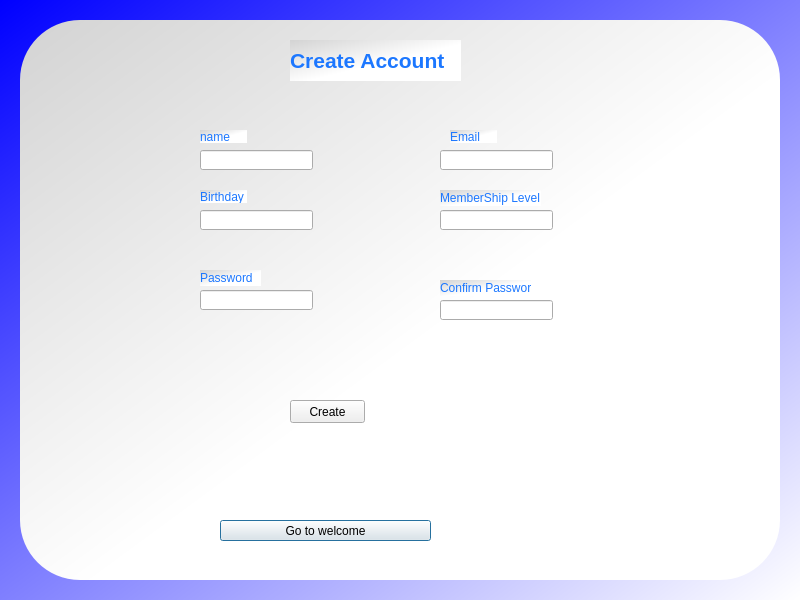
The window that info_silo/UI/create_account.ui (austinschaaf1/455_final) describes before a commit, drawn with Qt 5.
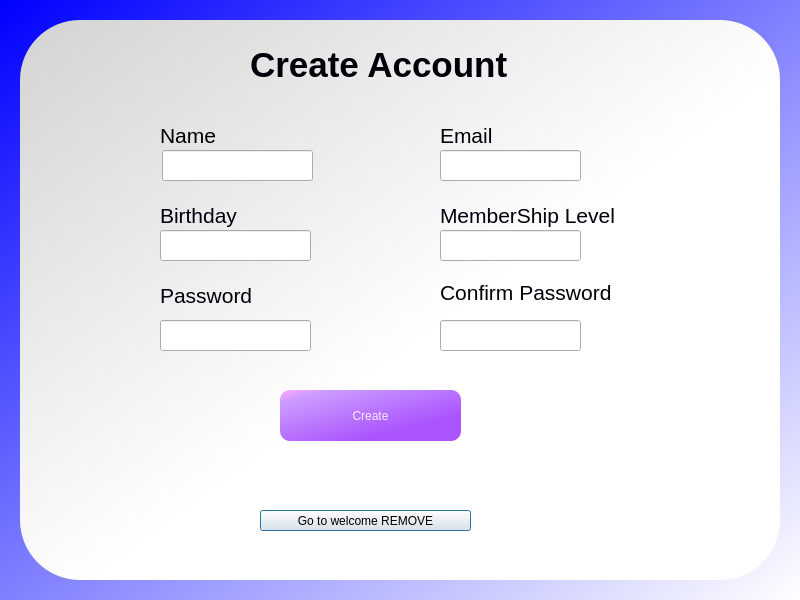
The same window after the commit.

```diff
--- a/info_silo/UI/create_account.ui
+++ b/info_silo/UI/create_account.ui
@@ -89,25 +89,28 @@
         <widget class="QPushButton" name="welcomeButton">
          <property name="geometry">
           <rect>
-           <x>200</x>
-           <y>500</y>
+           <x>240</x>
+           <y>490</y>
            <width>211</width>
            <height>21</height>
           </rect>
          </property>
          <property name="text">
-          <string>Go to welcome</string>
+          <string>Go to welcome REMOVE</string>
          </property>
         </widget>
         <widget class="QLabel" name="label">
          <property name="geometry">
           <rect>
-           <x>270</x>
+           <x>230</x>
            <y>20</y>
-           <width>171</width>
-           <height>41</height>
+           <width>281</width>
+           <height>51</height>
           </rect>
          </property>
+         <property name="styleSheet">
+          <string notr="true">background: none;</string>
+         </property>
          <property name="frameShape">
           <enum>QFrame::NoFrame</enum>
          </property>
@@ -115,16 +118,16 @@
           <enum>QFrame::Plain</enum>
          </property>
          <property name="text">
-          <string>&lt;html&gt;&lt;head/&gt;&lt;body&gt;&lt;p&gt;&lt;span style=&quot; font-size:16pt; font-weight:600;&quot;&gt;Create Account&lt;/span&gt;&lt;/p&gt;&lt;/body&gt;&lt;/html&gt;</string>
+          <string>&lt;html&gt;&lt;head/&gt;&lt;body&gt;&lt;p&gt;&lt;span style=&quot; font-size:26pt; font-weight:600; color:#000008;&quot;&gt;Create Account&lt;/span&gt;&lt;/p&gt;&lt;/body&gt;&lt;/html&gt;</string>
          </property>
         </widget>
         <widget class="QLineEdit" name="nameInput">
          <property name="geometry">
           <rect>
-           <x>180</x>
+           <x>142</x>
            <y>130</y>
-           <width>113</width>
-           <height>20</height>
+           <width>151</width>
+           <height>31</height>
           </rect>
          </property>
          <property name="styleSheet">
@@ -134,14 +137,17 @@
         <widget class="QLabel" name="label_2">
          <property name="geometry">
           <rect>
-           <x>180</x>
-           <y>110</y>
-           <width>47</width>
-           <height>13</height>
+           <x>140</x>
+           <y>100</y>
+           <width>61</width>
+           <height>31</height>
           </rect>
          </property>
+         <property name="styleSheet">
+          <string notr="true">background: none;</string>
+         </property>
          <property name="text">
-          <string>name</string>
+          <string>&lt;html&gt;&lt;head/&gt;&lt;body&gt;&lt;p&gt;&lt;span style=&quot; font-size:16pt; color:#000004;&quot;&gt;Name&lt;/span&gt;&lt;/p&gt;&lt;/body&gt;&lt;/html&gt;</string>
          </property>
         </widget>
         <widget class="QLineEdit" name="emailInput">
@@ -149,31 +155,34 @@
           <rect>
            <x>420</x>
            <y>130</y>
-           <width>113</width>
-           <height>20</height>
+           <width>141</width>
+           <height>31</height>
           </rect>
          </property>
         </widget>
         <widget class="QLabel" name="label_3">
          <property name="geometry">
           <rect>
-           <x>430</x>
-           <y>110</y>
-           <width>47</width>
-           <height>13</height>
+           <x>420</x>
+           <y>100</y>
+           <width>61</width>
+           <height>31</height>
           </rect>
          </property>
+         <property name="styleSheet">
+          <string notr="true">background: none;</string>
+         </property>
          <property name="text">
-          <string>Email</string>
+          <string>&lt;html&gt;&lt;head/&gt;&lt;body&gt;&lt;p&gt;&lt;span style=&quot; font-size:16pt; color:#000008;&quot;&gt;Email&lt;/span&gt;&lt;/p&gt;&lt;/body&gt;&lt;/html&gt;</string>
          </property>
         </widget>
         <widget class="QLineEdit" name="birthdayInput">
          <property name="geometry">
           <rect>
-           <x>180</x>
-           <y>190</y>
-           <width>113</width>
-           <height>20</height>
+           <x>140</x>
+           <y>210</y>
+           <width>151</width>
+           <height>31</height>
           </rect>
          </property>
         </widget>
@@ -181,19 +190,19 @@
          <property name="geometry">
           <rect>
            <x>420</x>
-           <y>190</y>
-           <width>113</width>
-           <height>20</height>
+           <y>210</y>
+           <width>141</width>
+           <height>31</height>
           </rect>
          </property>
         </widget>
         <widget class="QLineEdit" name="pass_input">
          <property name="geometry">
           <rect>
-           <x>180</x>
-           <y>270</y>
-           <width>113</width>
-           <height>20</height>
+           <x>140</x>
+           <y>300</y>
+           <width>151</width>
+           <height>31</height>
           </rect>
          </property>
         </widget>
@@ -201,49 +210,58 @@
          <property name="geometry">
           <rect>
            <x>420</x>
-           <y>280</y>
-           <width>113</width>
-           <height>20</height>
+           <y>300</y>
+           <width>141</width>
+           <height>31</height>
           </rect>
          </property>
         </widget>
         <widget class="QLabel" name="label_4">
          <property name="geometry">
           <rect>
-           <x>180</x>
-           <y>170</y>
-           <width>47</width>
-           <height>13</height>
+           <x>140</x>
+           <y>180</y>
+           <width>81</width>
+           <height>31</height>
           </rect>
          </property>
+         <property name="styleSheet">
+          <string notr="true">background: none;</string>
+         </property>
          <property name="text">
-          <string>Birthday</string>
+          <string>&lt;html&gt;&lt;head/&gt;&lt;body&gt;&lt;p&gt;&lt;span style=&quot; font-size:16pt; color:#00000f;&quot;&gt;Birthday&lt;/span&gt;&lt;/p&gt;&lt;/body&gt;&lt;/html&gt;</string>
          </property>
         </widget>
         <widget class="QLabel" name="label_5">
          <property name="geometry">
           <rect>
-           <x>180</x>
-           <y>250</y>
-           <width>61</width>
-           <height>16</height>
+           <x>140</x>
+           <y>260</y>
+           <width>91</width>
+           <height>31</height>
           </rect>
          </property>
+         <property name="styleSheet">
+          <string notr="true">background: none;</string>
+         </property>
          <property name="text">
-          <string>Password</string>
+          <string>&lt;html&gt;&lt;head/&gt;&lt;body&gt;&lt;p&gt;&lt;span style=&quot; font-size:16pt; color:#000009;&quot;&gt;Password&lt;/span&gt;&lt;/p&gt;&lt;/body&gt;&lt;/html&gt;</string>
          </property>
         </widget>
         <widget class="QLabel" name="label_6">
          <property name="geometry">
           <rect>
            <x>420</x>
-           <y>170</y>
-           <width>101</width>
-           <height>16</height>
+           <y>180</y>
+           <width>181</width>
+           <height>31</height>
           </rect>
          </property>
+         <property name="styleSheet">
+          <string notr="true">background: none;</string>
+         </property>
          <property name="text">
-          <string>MemberShip Level</string>
+          <string>&lt;html&gt;&lt;head/&gt;&lt;body&gt;&lt;p&gt;&lt;span style=&quot; font-size:16pt; color:#00000c;&quot;&gt;MemberShip Level&lt;/span&gt;&lt;/p&gt;&lt;/body&gt;&lt;/html&gt;</string>
          </property>
         </widget>
         <widget class="QLabel" name="label_7">
@@ -251,23 +269,33 @@
           <rect>
            <x>420</x>
            <y>260</y>
-           <width>91</width>
-           <height>16</height>
+           <width>171</width>
+           <height>21</height>
           </rect>
          </property>
+         <property name="styleSheet">
+          <string notr="true">background: none;</string>
+         </property>
          <property name="text">
-          <string>Confirm Password</string>
+          <string>&lt;html&gt;&lt;head/&gt;&lt;body&gt;&lt;p&gt;&lt;span style=&quot; font-size:16pt; color:#000006;&quot;&gt;Confirm Password&lt;/span&gt;&lt;/p&gt;&lt;/body&gt;&lt;/html&gt;</string>
          </property>
         </widget>
         <widget class="QPushButton" name="create_account">
          <property name="geometry">
           <rect>
-           <x>270</x>
-           <y>380</y>
-           <width>75</width>
-           <height>23</height>
+           <x>260</x>
+           <y>370</y>
+           <width>181</width>
+           <height>51</height>
           </rect>
          </property>
+         <property name="styleSheet">
+          <string notr="true">QPushButton{
+	background-color: qlineargradient(spread:pad, x1:0, y1:0, x2:0.813, y2:0.880455, stop:0 rgba(255, 170, 255, 255), stop:0.153409 rgba(205, 156, 255, 255), stop:0.852273 rgba(170, 85, 255, 255));
+	color: rgb(245, 235, 255);
+	border-radius: 10px;
+}</string>
+         </property>
          <property name="text">
           <string>Create</string>
          </property>
```
